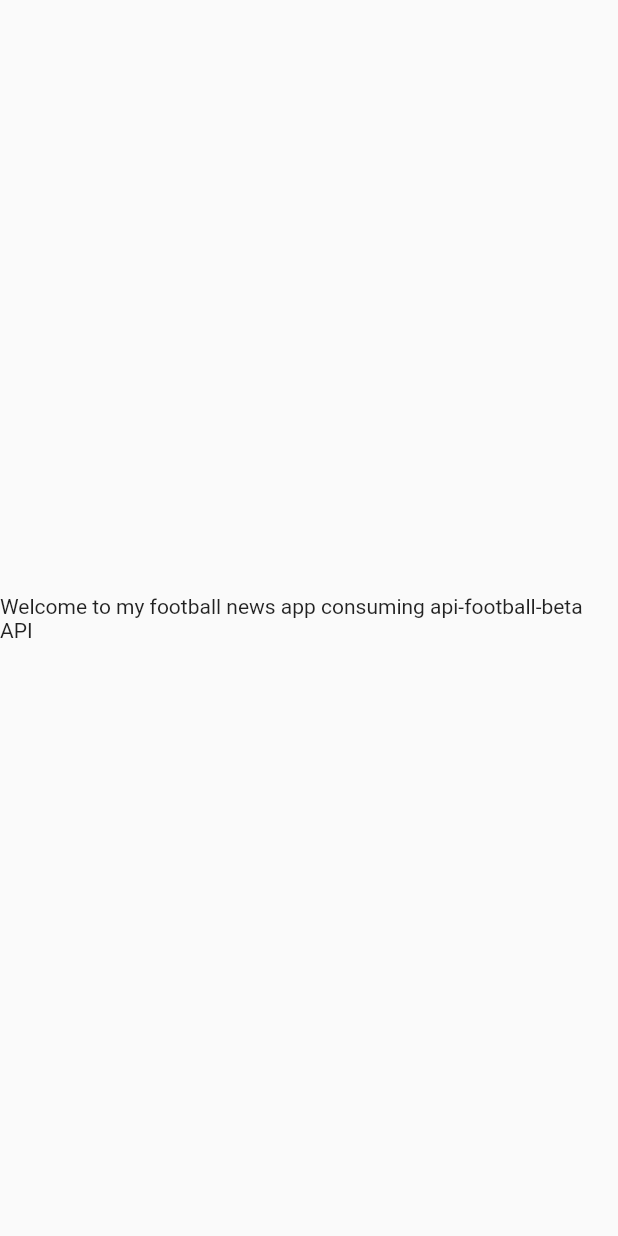
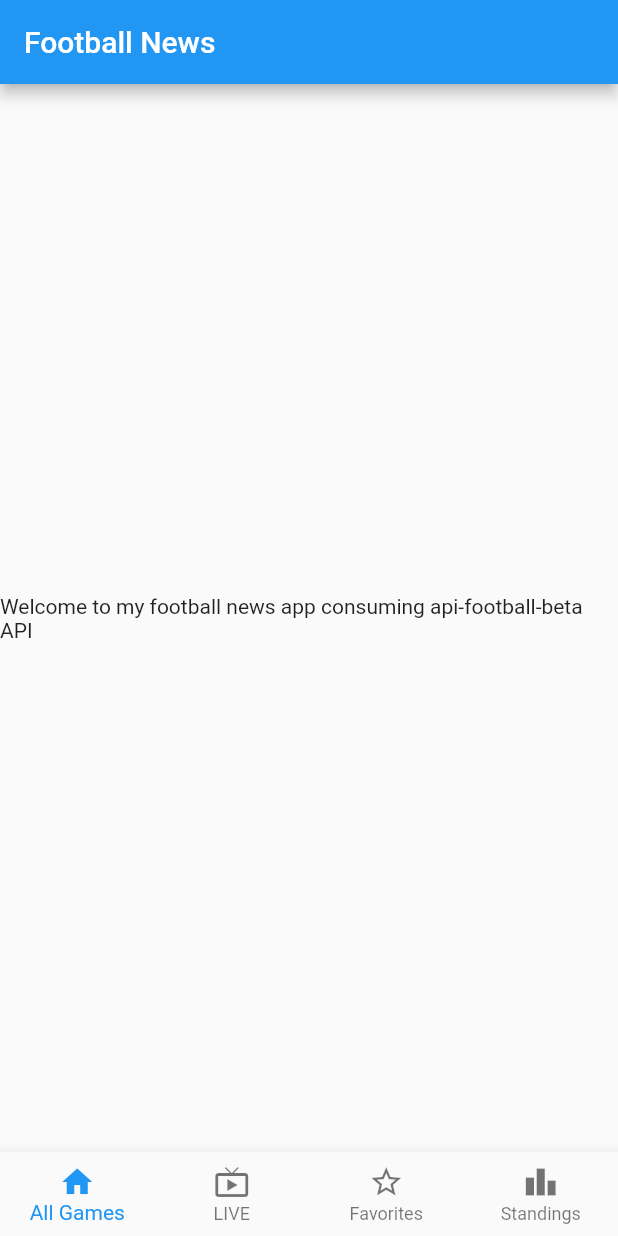
Before and after one commit to amuke-suns/Football24, a Flutter app: the screen it shows after launch, on a phone screen of 412 x 824 dp. Run offline on Flutter 3.47's test engine with Material 2 defaults, Android fonts, the phone set to English and light mode, and no system bars.

Commit message:
Added the bottom navigation bar with 4 items

```diff
--- a/lib/home.dart
+++ /dev/null
@@ -1,14 +0,0 @@
-import 'package:flutter/material.dart';
-
-class Home extends StatelessWidget {
-  const Home({Key? key}) : super(key: key);
-
-  @override
-  Widget build(BuildContext context) {
-    return const Scaffold(
-      body: Center(
-        child: Text('Welcome to my football news app consuming api-football-beta API'),
-      ),
-    );
-  }
-}
--- a/lib/main.dart
+++ b/lib/main.dart
@@ -1,5 +1,5 @@
 import 'package:flutter/material.dart';
-import 'package:football_news/home.dart';
+import 'package:football_news/ui/home.dart';
 
 void main() {
   runApp(const FootballNewsApp());
@@ -12,6 +12,7 @@ class FootballNewsApp extends StatelessWidget {
   @override
   Widget build(BuildContext context) {
     return MaterialApp(
+      debugShowCheckedModeBanner: false,
       title: 'Football News',
       theme: ThemeData(
         primarySwatch: Colors.blue,
--- /dev/null
+++ b/lib/ui/home.dart
@@ -0,0 +1,39 @@
+import 'package:flutter/material.dart';
+
+class Home extends StatelessWidget {
+  const Home({Key? key}) : super(key: key);
+
+  @override
+  Widget build(BuildContext context) {
+    return Scaffold(
+      appBar: AppBar(title: const Text('Football News')),
+      body: const Center(
+        child: Text(
+            'Welcome to my football news app consuming api-football-beta API'),
+      ),
+      bottomNavigationBar: BottomNavigationBar(
+        selectedItemColor: Theme.of(context).textSelectionTheme.selectionColor,
+        onTap: (index) {},
+        type: BottomNavigationBarType.fixed,
+        items: const <BottomNavigationBarItem>[
+          BottomNavigationBarItem(
+            icon: Icon(Icons.home),
+            label: 'All Games',
+          ),
+          BottomNavigationBarItem(
+            icon: Icon(Icons.live_tv),
+            label: 'LIVE',
+          ),
+          BottomNavigationBarItem(
+            icon: Icon(Icons.star_border),
+            label: 'Favorites',
+          ),
+          BottomNavigationBarItem(
+            icon: Icon(Icons.leaderboard),
+            label: 'Standings',
+          ),
+        ],
+      ),
+    );
+  }
+}
```
